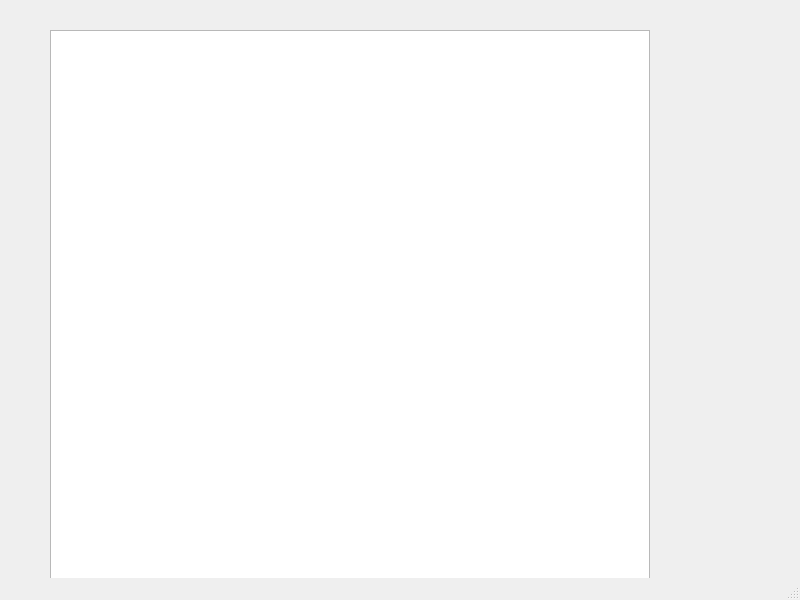
krisukox/PCs-connector, file common/gui/src/MainWindow.ui: the form before one commit.
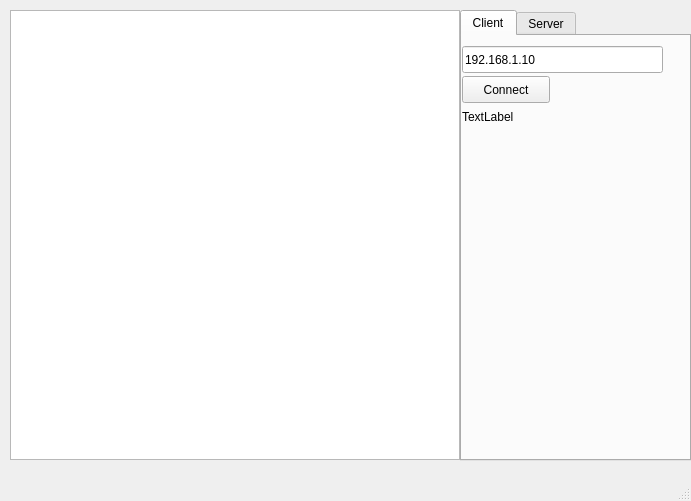
The form after the commit. The open tabs and pages were chosen to show the change.

What changed in the file:
```diff
--- a/common/gui/src/MainWindow.ui
+++ b/common/gui/src/MainWindow.ui
@@ -6,8 +6,8 @@
    <rect>
     <x>0</x>
     <y>0</y>
-    <width>800</width>
-    <height>600</height>
+    <width>691</width>
+    <height>501</height>
    </rect>
   </property>
   <property name="windowTitle">
@@ -17,13 +17,91 @@
    <property name="mouseTracking">
     <bool>true</bool>
    </property>
+   <widget class="QTabWidget" name="tabWidget">
+    <property name="geometry">
+     <rect>
+      <x>460</x>
+      <y>10</y>
+      <width>231</width>
+      <height>451</height>
+     </rect>
+    </property>
+    <property name="currentIndex">
+     <number>1</number>
+    </property>
+    <property name="tabsClosable">
+     <bool>false</bool>
+    </property>
+    <widget class="QWidget" name="clientTab">
+     <attribute name="title">
+      <string>Client</string>
+     </attribute>
+     <widget class="QLineEdit" name="inputIpAddress">
+      <property name="geometry">
+       <rect>
+        <x>0</x>
+        <y>10</y>
+        <width>201</width>
+        <height>27</height>
+       </rect>
+      </property>
+      <property name="text">
+       <string>192.168.1.10</string>
+      </property>
+     </widget>
+     <widget class="QPushButton" name="connectButton">
+      <property name="geometry">
+       <rect>
+        <x>0</x>
+        <y>40</y>
+        <width>88</width>
+        <height>27</height>
+       </rect>
+      </property>
+      <property name="text">
+       <string>Connect</string>
+      </property>
+     </widget>
+     <widget class="QLabel" name="infoLabel">
+      <property name="geometry">
+       <rect>
+        <x>0</x>
+        <y>70</y>
+        <width>211</width>
+        <height>21</height>
+       </rect>
+      </property>
+      <property name="text">
+       <string>TextLabel</string>
+      </property>
+     </widget>
+    </widget>
+    <widget class="QWidget" name="serverTab">
+     <attribute name="title">
+      <string>Server</string>
+     </attribute>
+     <widget class="QPushButton" name="startButton">
+      <property name="geometry">
+       <rect>
+        <x>0</x>
+        <y>10</y>
+        <width>88</width>
+        <height>27</height>
+       </rect>
+      </property>
+      <property name="text">
+       <string>Start</string>
+      </property>
+     </widget>
+    </widget>
+   </widget>
    <widget class="QGraphicsView" name="graphicsView">
     <property name="geometry">
      <rect>
-      <x>50</x>
-      <y>30</y>
-      <width>600</width>
-      <height>600</height>
+      <x>10</x>
+      <y>10</y>
+      <width>450</width>
+      <height>450</height>
      </rect>
     </property>
    </widget>
```
Left out of the diff: 2 changed lines with no effect on the pictures.
